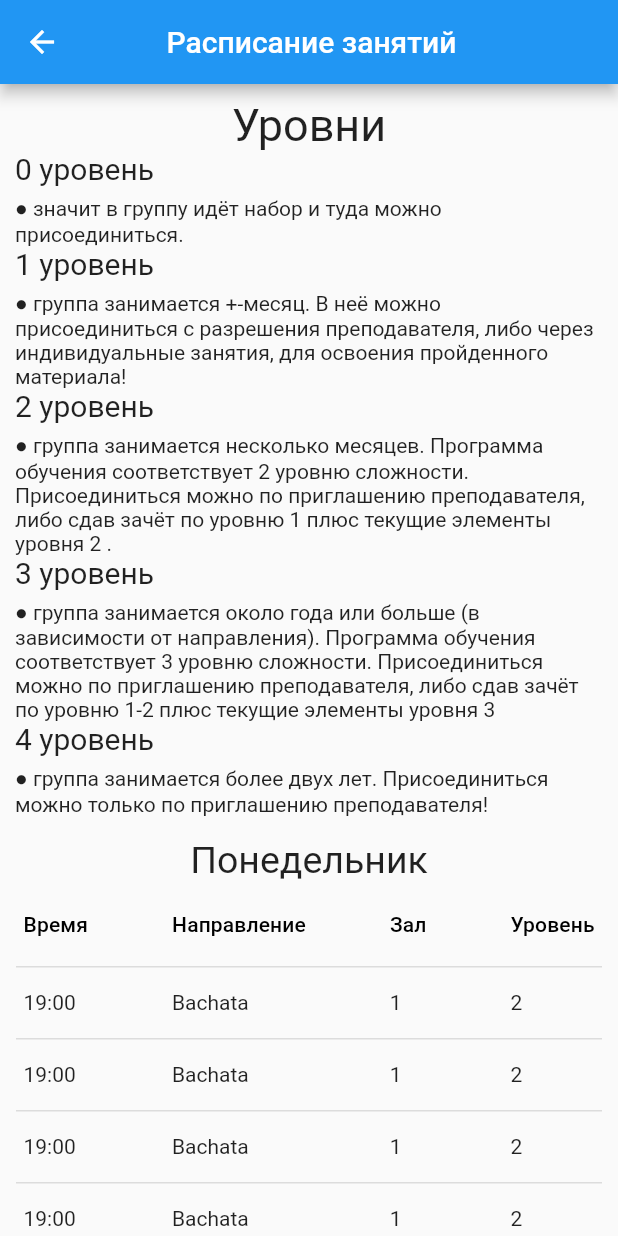
After one commit to siniioduvan/latino_kvartal, a Flutter app: the ShedulePage screen opened by its route, on a phone screen of 412 x 824 dp. The commit adds this screen. Run offline on Flutter 3.47's test engine with Material 2 defaults, Android fonts, the light colour scheme and no system bars.

Commit message:
28.05.23.2

```diff
--- a/lib/pages/in_drawer/shedule_page.dart
+++ b/lib/pages/in_drawer/shedule_page.dart
@@ -1,34 +1,7 @@
 import 'package:flutter/material.dart';
+import 'package:latino_kvartal/widgets/shedule_page/level_widget.dart';
+import 'package:latino_kvartal/widgets/shedule_page/shedule_table.dart';
 
-class LevelData {
-  final String levelNumber;
-  final String descriptionLevel;
-
-  LevelData(this.levelNumber, this.descriptionLevel);
-}
-
-List<LevelData> levelDataText = [
-  LevelData(
-    '0 уровень',
-    '● значит в группу идёт набор и туда можно присоединиться.',
-  ),
-  LevelData(
-    '1 уровень',
-    '● группа занимается +-месяц. В неё можно присоединиться с разрешения преподавателя, либо через индивидуальные занятия, для освоения пройденного материала! ',
-  ),
-  LevelData(
-    '2 уровень',
-    '● группа занимается несколько месяцев. Программа обучения соответствует 2 уровню сложности. Присоединиться можно по приглашению преподавателя, либо сдав зачёт по уровню 1 плюс текущие элементы уровня 2 .',
-  ),
-  LevelData(
-    '3 уровень',
-    '● группа занимается около года или больше (в зависимости от направления). Программа обучения соответствует 3 уровню сложности. Присоединиться  можно по приглашению преподавателя, либо сдав зачёт по уровню 1-2 плюс текущие элементы уровня 3 ',
-  ),
-  LevelData(
-    '4 уровень',
-    '● группа занимается более двух лет. Присоединиться можно только по приглашению преподавателя! ',
-  ),
-];
 
 class ShedulePage extends StatelessWidget {
   const ShedulePage({Key? key}) : super(key: key);
@@ -45,17 +18,10 @@ class ShedulePage extends StatelessWidget {
           child: Padding(
             padding: const EdgeInsets.all(10.0),
             child: Column(
-              crossAxisAlignment: CrossAxisAlignment.start,
               children: [
-                Center(
-                  child: Text(
-                    'Уровни',
-                    style: TextStyle(fontSize: 30),
-                  ),
-                ),
-                Column(
-                  children: levelDataText.map((data) => ExercizeLevel(data: data,)).toList(),
-                )
+                LevelWidget(),
+                SizedBox(height: 15,),
+                SheduleTable()
               ],
             ),
           ),
@@ -64,27 +30,3 @@ class ShedulePage extends StatelessWidget {
     );
   }
 }
-
-class ExercizeLevel extends StatelessWidget {
-  final LevelData data;
-  const ExercizeLevel({
-    super.key, required this.data,
-  });
-
-  @override
-  Widget build(BuildContext context) {
-    return Column(
-      crossAxisAlignment: CrossAxisAlignment.start,
-      children: [
-        Text(
-          data.levelNumber,
-          style: TextStyle(fontSize: 20),
-        ),
-        SizedBox(
-          height: 5,
-        ),
-        Text(data.descriptionLevel)
-      ],
-    );
-  }
-}
--- a/lib/pages/in_drawer/teachers_page.dart
+++ b/lib/pages/in_drawer/teachers_page.dart
@@ -35,7 +35,7 @@ class TeachersPage extends StatelessWidget {
     TeachersData(
       'assets/images/news_pics/1.jpeg',
       'Вроде Настя',
-      'Так...это которая Настя то?',
+      'Если у вас нету Насти, значит у вас ненастье!',
     ),
   ];
 
--- /dev/null
+++ b/lib/widgets/shedule_page/level_widget.dart
@@ -0,0 +1,85 @@
+import 'package:flutter/material.dart';
+
+class LevelData {
+  final String levelNumber;
+  final String descriptionLevel;
+
+  LevelData(this.levelNumber, this.descriptionLevel);
+}
+
+List<LevelData> levelDataText = [
+  LevelData(
+    '0 уровень',
+    '● значит в группу идёт набор и туда можно присоединиться.',
+  ),
+  LevelData(
+    '1 уровень',
+    '● группа занимается +-месяц. В неё можно присоединиться с разрешения преподавателя, либо через индивидуальные занятия, для освоения пройденного материала! ',
+  ),
+  LevelData(
+    '2 уровень',
+    '● группа занимается несколько месяцев. Программа обучения соответствует 2 уровню сложности. Присоединиться можно по приглашению преподавателя, либо сдав зачёт по уровню 1 плюс текущие элементы уровня 2 .',
+  ),
+  LevelData(
+    '3 уровень',
+    '● группа занимается около года или больше (в зависимости от направления). Программа обучения соответствует 3 уровню сложности. Присоединиться  можно по приглашению преподавателя, либо сдав зачёт по уровню 1-2 плюс текущие элементы уровня 3 ',
+  ),
+  LevelData(
+    '4 уровень',
+    '● группа занимается более двух лет. Присоединиться можно только по приглашению преподавателя! ',
+  ),
+];
+
+class LevelWidget extends StatelessWidget {
+  const LevelWidget({
+    super.key,
+  });
+
+  @override
+  Widget build(BuildContext context) {
+    return Column(
+      crossAxisAlignment: CrossAxisAlignment.start,
+      children: [
+        Center(
+          child: Text(
+            'Уровни',
+            style: TextStyle(fontSize: 30),
+          ),
+        ),
+        Column(
+          children: levelDataText
+              .map((data) => ExercizeLevelData(
+            data: data,
+          ))
+              .toList(),
+        ),
+      ],
+    );
+  }
+}
+
+class ExercizeLevelData extends StatelessWidget {
+  final LevelData data;
+
+  const ExercizeLevelData({
+    super.key,
+    required this.data,
+  });
+
+  @override
+  Widget build(BuildContext context) {
+    return Column(
+      crossAxisAlignment: CrossAxisAlignment.start,
+      children: [
+        Text(
+          data.levelNumber,
+          style: TextStyle(fontSize: 20),
+        ),
+        SizedBox(
+          height: 5,
+        ),
+        Text(data.descriptionLevel),
+      ],
+    );
+  }
+}
--- /dev/null
+++ b/lib/widgets/shedule_page/shedule_table.dart
@@ -0,0 +1,73 @@
+import 'package:flutter/material.dart';
+
+class SheduleData {
+  final String time;
+  final String direction;
+  final int hall;
+  final int level;
+
+  SheduleData(this.time, this.direction, this.hall, this.level);
+}
+
+List<SheduleData> sheduleData = [
+  SheduleData('19:00', 'Bachata', 1, 0)
+];
+
+
+class SheduleTable extends StatelessWidget {
+  const SheduleTable({Key? key}) : super(key: key);
+
+  @override
+  Widget build(BuildContext context) {
+    return Column(
+      crossAxisAlignment: CrossAxisAlignment.center,
+      children: [
+        Text(
+          'Понедельник',
+          style: TextStyle(fontSize: 25),
+        ),
+        DataTable(
+            horizontalMargin: 5,
+            columns: [
+              DataColumn(label: Text('Время')),
+              DataColumn(label: Text('Направление')),
+              DataColumn(label: Text('Зал')),
+              DataColumn(label: Text('Уровень')),
+            ], rows: [
+          DataRow(
+            cells: [
+              DataCell(Text('19:00')),
+              DataCell(Text('Bachata')),
+              DataCell(Text('1')),
+              DataCell(Text('2')),
+            ],
+          ),
+          DataRow(
+            cells: [
+              DataCell(Text('19:00')),
+              DataCell(Text('Bachata')),
+              DataCell(Text('1')),
+              DataCell(Text('2')),
+            ],
+          ),
+          DataRow(
+            cells: [
+              DataCell(Text('19:00')),
+              DataCell(Text('Bachata')),
+              DataCell(Text('1')),
+              DataCell(Text('2')),
+            ],
+          ),
+          DataRow(
+            cells: [
+              DataCell(Text('19:00')),
+              DataCell(Text('Bachata')),
+              DataCell(Text('1')),
+              DataCell(Text('2')),
+            ],
+          ),
+        ]),
+      ],
+    );
+  }
+}
```
